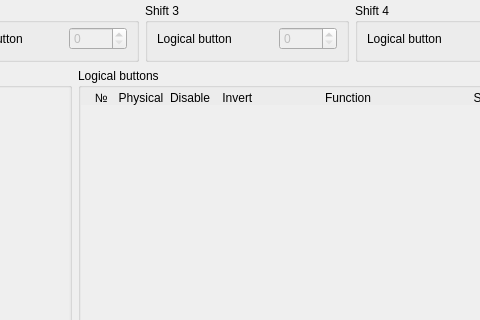
Before: the Qt Designer form widgets/buttonconfig.ui in FreeJoy-Team/FreeJoyConfiguratorQt, drawn with Qt 5; both pictures show x 284 to 764 and y 0 to 320 of the 1062 by 640 pixel window.
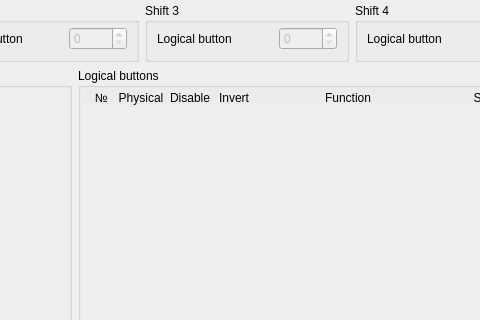
After: the same form once the commit is applied.

The edit to the form file:
```diff
--- a/widgets/buttonconfig.ui
+++ b/widgets/buttonconfig.ui
@@ -209,7 +209,7 @@
       <item row="0" column="4">
        <widget class="QLabel" name="label_6">
         <property name="text">
-         <string> Invert</string>
+         <string>Invert</string>
         </property>
         <property name="alignment">
          <set>Qt::AlignBottom|Qt::AlignLeading|Qt::AlignLeft</set>
```
